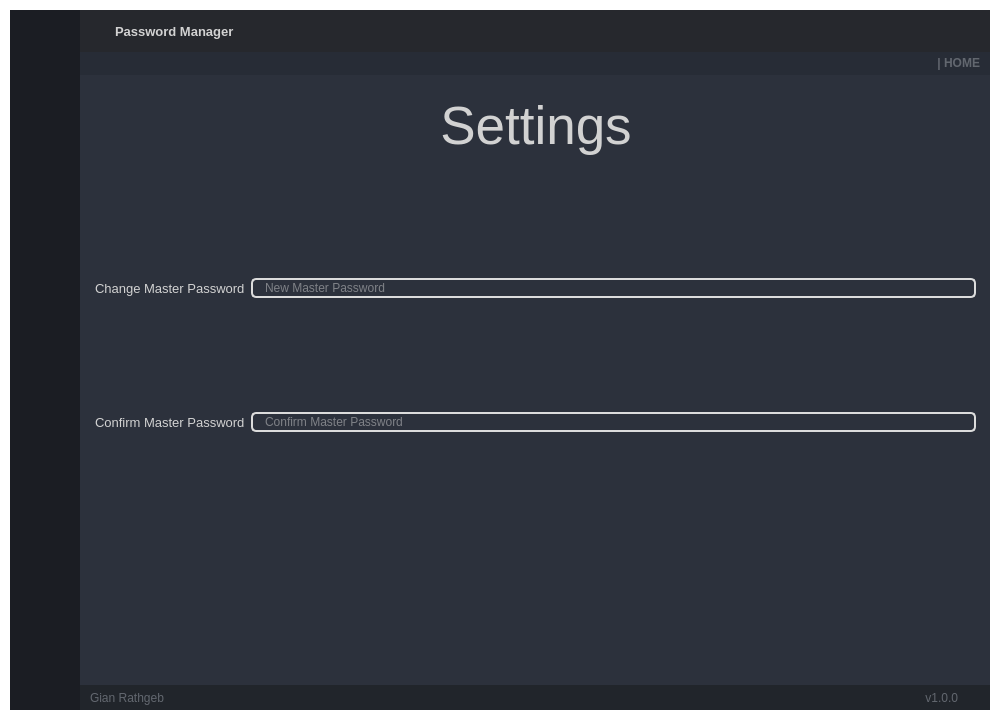
Before: the Qt Designer form GUI.ui in GianRathgeb/pwManager, drawn with Qt 5.
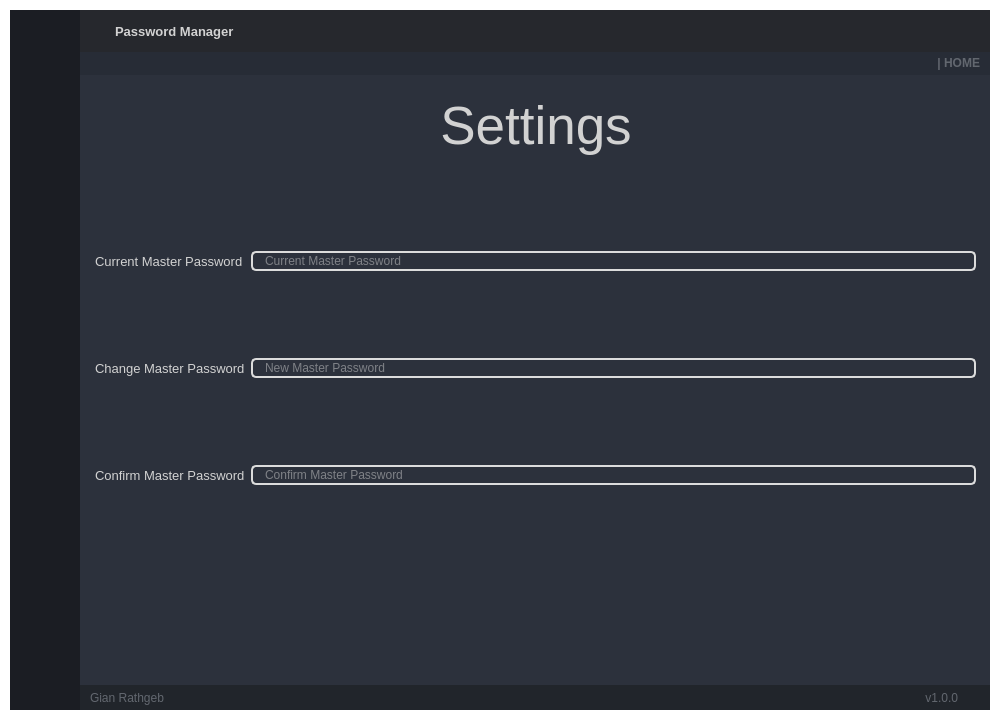
After: the same form once the commit is applied. The open tabs and pages were chosen to show the change. Icons and pictures are not drawn.

Commit message: Function to input the old master password before changing to new one, changed tabulator order

```diff
--- a/GUI.ui
+++ b/GUI.ui
@@ -1555,7 +1555,45 @@
                      </rect>
                     </property>
                     <layout class="QGridLayout" name="gridLayout_3">
-                     <item row="0" column="1">
+                     <item row="2" column="0">
+                      <widget class="QLabel" name="label_11">
+                       <property name="sizePolicy">
+                        <sizepolicy hsizetype="Preferred" vsizetype="Preferred">
+                         <horstretch>0</horstretch>
+                         <verstretch>0</verstretch>
+                        </sizepolicy>
+                       </property>
+                       <property name="font">
+                        <font>
+                         <family>Segoe UI</family>
+                         <pointsize>10</pointsize>
+                        </font>
+                       </property>
+                       <property name="text">
+                        <string>Confirm Master Password</string>
+                       </property>
+                      </widget>
+                     </item>
+                     <item row="1" column="0">
+                      <widget class="QLabel" name="label_9">
+                       <property name="sizePolicy">
+                        <sizepolicy hsizetype="Preferred" vsizetype="Preferred">
+                         <horstretch>0</horstretch>
+                         <verstretch>0</verstretch>
+                        </sizepolicy>
+                       </property>
+                       <property name="font">
+                        <font>
+                         <family>Segoe UI</family>
+                         <pointsize>10</pointsize>
+                        </font>
+                       </property>
+                       <property name="text">
+                        <string>Change Master Password</string>
+                       </property>
+                      </widget>
+                     </item>
+                     <item row="1" column="1">
                       <widget class="QLineEdit" name="txt_new_master_password">
                        <property name="font">
                         <font>
@@ -1576,7 +1614,28 @@
                        </property>
                       </widget>
                      </item>
-                     <item row="2" column="0">
+                     <item row="2" column="1">
+                      <widget class="QLineEdit" name="txt_confirm_new_master">
+                       <property name="font">
+                        <font>
+                         <family>Segoe UI</family>
+                        </font>
+                       </property>
+                       <property name="toolTip">
+                        <string>&lt;html&gt;&lt;head/&gt;&lt;body&gt;&lt;p&gt;Confirm Master Password&lt;/p&gt;&lt;/body&gt;&lt;/html&gt;</string>
+                       </property>
+                       <property name="styleSheet">
+                        <string notr="true">border-color: rgb(220, 220, 220);</string>
+                       </property>
+                       <property name="echoMode">
+                        <enum>QLineEdit::Password</enum>
+                       </property>
+                       <property name="placeholderText">
+                        <string>Confirm Master Password</string>
+                       </property>
+                      </widget>
+                     </item>
+                     <item row="3" column="0">
                       <widget class="QPushButton" name="btn_apply_new_settings">
                        <property name="sizePolicy">
                         <sizepolicy hsizetype="Minimum" vsizetype="Fixed">
@@ -1627,8 +1686,29 @@
                        </property>
                       </widget>
                      </item>
+                     <item row="0" column="1">
+                      <widget class="QLineEdit" name="txt_current_master">
+                       <property name="font">
+                        <font>
+                         <family>Segoe UI</family>
+                        </font>
+                       </property>
+                       <property name="toolTip">
+                        <string>&lt;html&gt;&lt;head/&gt;&lt;body&gt;&lt;p&gt;Confirm Master Password&lt;/p&gt;&lt;/body&gt;&lt;/html&gt;</string>
+                       </property>
+                       <property name="styleSheet">
+                        <string notr="true">border-color: rgb(220, 220, 220);</string>
+                       </property>
+                       <property name="echoMode">
+                        <enum>QLineEdit::Password</enum>
+                       </property>
+                       <property name="placeholderText">
+                        <string>Current Master Password</string>
+                       </property>
+                      </widget>
+                     </item>
                      <item row="0" column="0">
-                      <widget class="QLabel" name="label_9">
+                      <widget class="QLabel" name="label_12">
                        <property name="sizePolicy">
                         <sizepolicy hsizetype="Preferred" vsizetype="Preferred">
                          <horstretch>0</horstretch>
@@ -1642,47 +1722,7 @@
                         </font>
                        </property>
                        <property name="text">
-                        <string>Change Master Password</string>
-                       </property>
-                      </widget>
-                     </item>
-                     <item row="1" column="0">
-                      <widget class="QLabel" name="label_11">
-                       <property name="sizePolicy">
-                        <sizepolicy hsizetype="Preferred" vsizetype="Preferred">
-                         <horstretch>0</horstretch>
-                         <verstretch>0</verstretch>
-                        </sizepolicy>
-                       </property>
-                       <property name="font">
-                        <font>
-                         <family>Segoe UI</family>
-                         <pointsize>10</pointsize>
-                        </font>
-                       </property>
-                       <property name="text">
-                        <string>Confirm Master Password</string>
-                       </property>
-                      </widget>
-                     </item>
-                     <item row="1" column="1">
-                      <widget class="QLineEdit" name="txt_confirm_new_master">
-                       <property name="font">
-                        <font>
-                         <family>Segoe UI</family>
-                        </font>
-                       </property>
-                       <property name="toolTip">
-                        <string>&lt;html&gt;&lt;head/&gt;&lt;body&gt;&lt;p&gt;Confirm Master Password&lt;/p&gt;&lt;/body&gt;&lt;/html&gt;</string>
-                       </property>
-                       <property name="styleSheet">
-                        <string notr="true">border-color: rgb(220, 220, 220);</string>
-                       </property>
-                       <property name="echoMode">
-                        <enum>QLineEdit::Password</enum>
-                       </property>
-                       <property name="placeholderText">
-                        <string>Confirm Master Password</string>
+                        <string>Current Master Password</string>
                        </property>
                       </widget>
                      </item>
```
Left out of the diff: 3 changed lines with no effect on the pictures. The commit also changes 4 other files.
